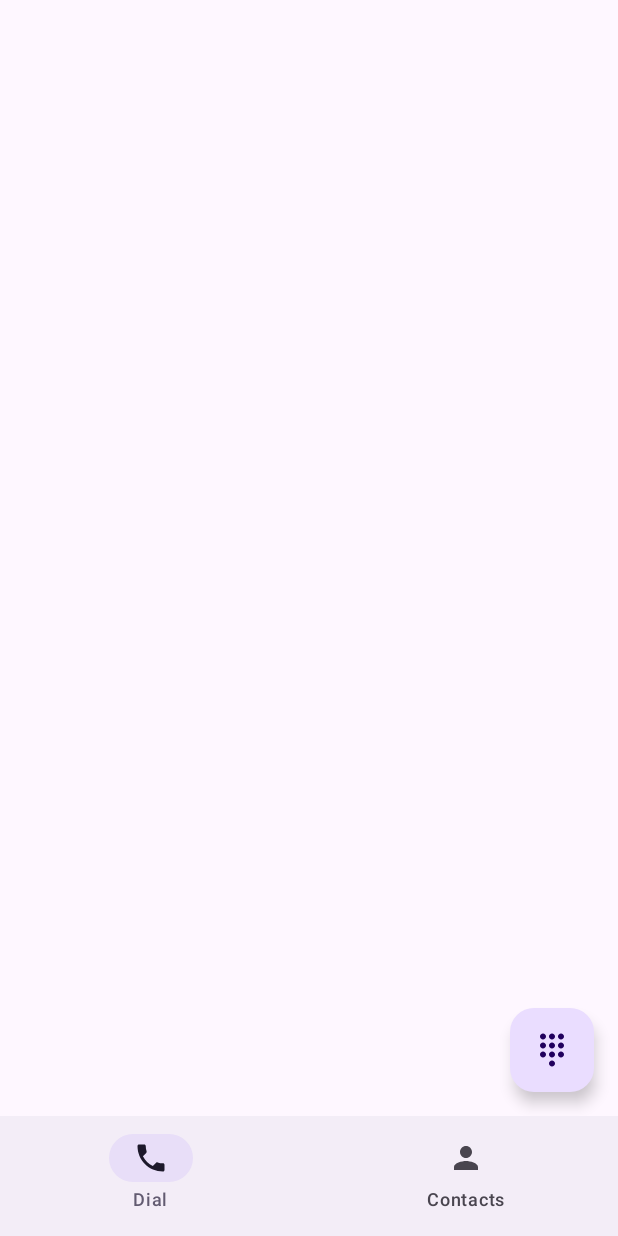
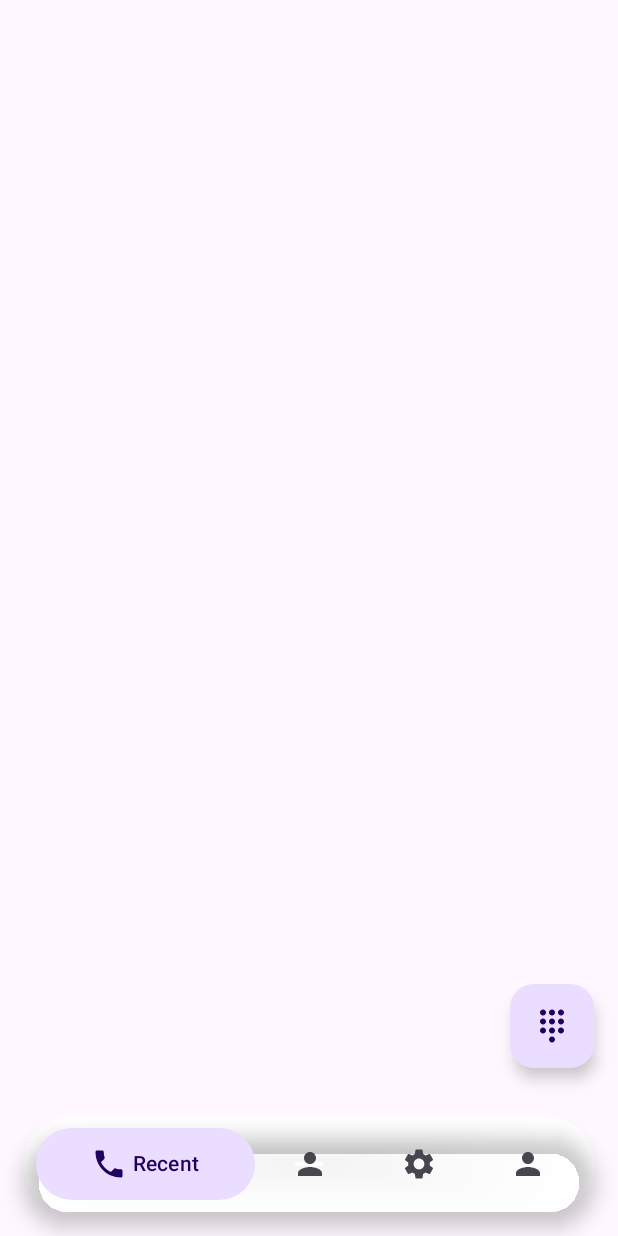
Before and after one commit to aniverse-cloud/Aniverse, an Android app built with Jetpack Compose: the screen it shows after launch (MainActivity), on a phone screen of 412 x 824 dp. Run offline under Robolectric (Android 15) with nearby library versions, the phone set to English and light mode, and no system bars.

```diff
--- a/AnPhone001/app/src/main/java/com/example/dialer/CallDetailScreen.kt
+++ b/AnPhone001/app/src/main/java/com/example/dialer/CallDetailScreen.kt
@@ -78,7 +78,7 @@ fun CallDetailScreen(
             ) {
                 Icon(
                     Icons.Filled.Person,
-                    contentDescription = null,
+                    contentDescription = "Contact avatar",
                     modifier = Modifier.size(60.dp),
                     tint = MaterialTheme.colorScheme.onSurfaceVariant
                 )
--- a/AnPhone001/app/src/main/java/com/example/dialer/ContactsScreen.kt
+++ b/AnPhone001/app/src/main/java/com/example/dialer/ContactsScreen.kt
@@ -20,7 +20,7 @@ data class Contact(val name: String, val number: String)
 
 @OptIn(ExperimentalPermissionsApi::class)
 @Composable
-fun ContactsScreen() {
+fun ContactsScreen(innerPadding: PaddingValues = PaddingValues(0.dp)) {
     val context = LocalContext.current
     val permissionState = rememberPermissionState(Manifest.permission.READ_CONTACTS)
     var contacts by remember { mutableStateOf<List<Contact>>(emptyList()) }
@@ -59,7 +59,8 @@ fun ContactsScreen() {
         return
     }
 
-    LazyColumn(modifier = Modifier.fillMaxSize()) {
+    LazyColumn(
+        contentPadding = innerPadding,modifier = Modifier.fillMaxSize()) {
         items(contacts) { contact ->
             ListItem(
                 headlineContent = { Text(contact.name, fontWeight = FontWeight.Bold) },
--- a/AnPhone001/app/src/main/java/com/example/dialer/DialerScreen.kt
+++ b/AnPhone001/app/src/main/java/com/example/dialer/DialerScreen.kt
@@ -56,7 +56,7 @@ data class CallLogEntry(
 
 @OptIn(ExperimentalPermissionsApi::class)
 @Composable
-fun DialerScreen(navController: NavController? = null) {
+fun DialerScreen(navController: NavController? = null, innerPadding: PaddingValues = PaddingValues(0.dp)) {
     var phoneNumber by remember { mutableStateOf("") }
     var isKeypadVisible by remember { mutableStateOf(false) }
     val context = LocalContext.current
@@ -103,7 +103,7 @@ fun DialerScreen(navController: NavController? = null) {
             }
 
             // Group by number
-            val grouped = fetchedCalls.groupBy { it.number }.map { (num, calls) ->
+            val grouped = fetchedCalls.groupBy { it.number }.map { (_, calls) ->
                 val first = calls.first()
                 val allLogs = calls.flatMap { it.logs }.sortedByDescending { it.dateMillis }
                 first.copy(count = calls.size, logs = allLogs)
@@ -177,7 +177,8 @@ fun DialerScreen(navController: NavController? = null) {
             LazyColumn(
                 modifier = Modifier
                     .fillMaxWidth()
-                    .weight(1f)
+                    .weight(1f),
+                contentPadding = innerPadding
             ) {
                 items(displayList) { item ->
                     ListItem(
@@ -221,7 +222,7 @@ fun DialerScreen(navController: NavController? = null) {
                 Column(
                     modifier = Modifier
                         .fillMaxWidth()
-                        .padding(bottom = 16.dp),
+                        .padding(bottom = innerPadding.calculateBottomPadding() + 16.dp),
                     horizontalAlignment = Alignment.CenterHorizontally
                 ) {
                     val keys = listOf(
@@ -278,7 +279,7 @@ fun DialerScreen(navController: NavController? = null) {
                 onClick = { isKeypadVisible = true },
                 modifier = Modifier
                     .align(Alignment.BottomEnd)
-                    .padding(16.dp),
+                    .padding(bottom = innerPadding.calculateBottomPadding() + 16.dp, end = 16.dp),
                 containerColor = MaterialTheme.colorScheme.primaryContainer
             ) {
                 Icon(Icons.Filled.Dialpad, contentDescription = "Open Keypad")
@@ -289,7 +290,7 @@ fun DialerScreen(navController: NavController? = null) {
                 onClick = { isKeypadVisible = false },
                 modifier = Modifier
                     .align(Alignment.BottomEnd)
-                    .padding(16.dp),
+                    .padding(bottom = innerPadding.calculateBottomPadding() + 16.dp, end = 16.dp),
                 containerColor = MaterialTheme.colorScheme.secondaryContainer
             ) {
                 Icon(Icons.Filled.KeyboardArrowDown, contentDescription = "Hide Keypad")
--- a/AnPhone001/app/src/main/java/com/example/dialer/MainActivity.kt
+++ b/AnPhone001/app/src/main/java/com/example/dialer/MainActivity.kt
@@ -15,10 +15,31 @@ import androidx.compose.material.icons.Icons
 import androidx.compose.material.icons.filled.Call
 import androidx.compose.material.icons.filled.Person
 import androidx.compose.material.icons.filled.Phone
+import androidx.compose.animation.AnimatedVisibility
+import androidx.compose.animation.animateColorAsState
+import androidx.compose.animation.animateContentSize
+import androidx.compose.animation.core.tween
+import androidx.compose.foundation.background
+import androidx.compose.foundation.clickable
+import androidx.compose.foundation.layout.Arrangement
+import androidx.compose.foundation.layout.Box
+import androidx.compose.foundation.layout.Row
+import androidx.compose.foundation.layout.WindowInsets
+import androidx.compose.foundation.layout.fillMaxWidth
+import androidx.compose.foundation.layout.navigationBars
+import androidx.compose.foundation.layout.windowInsetsPadding
+import androidx.compose.foundation.shape.CircleShape
+import androidx.compose.material.icons.filled.Settings
 import androidx.compose.material3.*
 import androidx.compose.runtime.*
+import androidx.compose.animation.core.animateFloatAsState
+import androidx.compose.ui.Alignment
 import androidx.compose.ui.Modifier
+import androidx.compose.ui.draw.blur
+import androidx.compose.ui.draw.clip
+import androidx.compose.ui.graphics.Color
 import androidx.compose.ui.graphics.vector.ImageVector
+import androidx.compose.ui.unit.dp
 import androidx.navigation.NavGraph.Companion.findStartDestination
 import androidx.navigation.NavHostController
 import androidx.navigation.compose.NavHost
@@ -110,8 +131,10 @@ fun DialerAppTheme(content: @Composable () -> Unit) {
 }
 
 sealed class Screen(val route: String, val title: String, val icon: ImageVector) {
-    object Dialer : Screen("dialer", "Dial", Icons.Filled.Phone)
-    object Contacts : Screen("contacts", "Contacts", Icons.Filled.Person)
+    object Dialer : Screen("dialer", "Recent", Icons.Filled.Phone)
+    object Contacts : Screen("contacts", "Contact", Icons.Filled.Person)
+    object Settings : Screen("settings", "Settings", Icons.Filled.Settings)
+    object Profile : Screen("profile", "Profile", Icons.Filled.Person)
     object CallScreen : Screen("call_screen", "Call", Icons.Filled.Phone)
 }
 
@@ -119,22 +142,21 @@ sealed class Screen(val route: String, val title: String, val icon: ImageVector)
 fun DialerApp(navController: NavHostController) {
     val items = listOf(
         Screen.Dialer,
-        Screen.Contacts
+        Screen.Contacts,
+        Screen.Settings,
+        Screen.Profile
     )
     val navBackStackEntry by navController.currentBackStackEntryAsState()
     val currentRoute = navBackStackEntry?.destination?.route
 
     Scaffold(
         bottomBar = {
-            // Hide bottom bar on the CallScreen completely
-            if (currentRoute != Screen.CallScreen.route) {
-                NavigationBar {
-                    items.forEach { screen ->
-                        NavigationBarItem(
-                            icon = { Icon(screen.icon, contentDescription = screen.title) },
-                            label = { Text(screen.title) },
-                            selected = currentRoute == screen.route,
-                            onClick = {
+            // Show bottom bar only on top-level screens
+            if (currentRoute in items.map { it.route }) {
+                FloatingNavigationBar(
+                    items = items,
+                    currentRoute = currentRoute,
+                    onItemClick = { screen ->
                         navController.navigate(screen.route) {
                             popUpTo(navController.graph.findStartDestination().id) {
                                 saveState = true
@@ -146,19 +168,18 @@ fun DialerApp(navController: NavHostController) {
                 )
             }
         }
-            }
-        }
     ) { innerPadding ->
         // On CallScreen, we ignore inner padding to allow full edge-to-edge drawing
-        val modifier = if (currentRoute == Screen.CallScreen.route) {
-            Modifier
-        } else {
-            Modifier.padding(innerPadding)
-        }
+        // We pass the modifier as-is because we are sending innerPadding into screens
+        // rather than padding the entire NavHost (which prevents glassmorphism overlay effects).
+        val modifier = Modifier
 
         NavHost(navController, startDestination = Screen.Dialer.route, modifier) {
-            composable(Screen.Dialer.route) { DialerScreen(navController) }
-            composable(Screen.Contacts.route) { ContactsScreen() }
+            // Pass innerPadding down so bottom lists are not obscured by the floating nav bar
+            composable(Screen.Dialer.route) { DialerScreen(navController = navController, innerPadding = innerPadding) }
+            composable(Screen.Contacts.route) { ContactsScreen(innerPadding = innerPadding) }
+            composable(Screen.Settings.route) { SettingsScreen() }
+            composable(Screen.Profile.route) { ProfileScreen() }
             composable(Screen.CallScreen.route) { CallScreen(navController) }
             composable(
                 route = "call_detail/{number}/{name}"
@@ -173,3 +194,88 @@ fun DialerApp(navController: NavHostController) {
         }
     }
 }
+
+@Composable
+fun FloatingNavigationBar(
+    items: List<Screen>,
+    currentRoute: String?,
+    onItemClick: (Screen) -> Unit
+) {
+    Box(
+        modifier = Modifier
+            .fillMaxWidth()
+            .windowInsetsPadding(WindowInsets.navigationBars)
+            .padding(horizontal = 16.dp, vertical = 16.dp),
+        contentAlignment = Alignment.Center
+    ) {
+        // Implement glassmorphism-like background overlay effect
+        Box(
+            modifier = Modifier.fillMaxWidth(),
+            contentAlignment = Alignment.Center
+        ) {
+            // Background blur layer
+            Box(
+                modifier = Modifier
+                    .matchParentSize()
+                    .clip(CircleShape)
+                    .blur(16.dp)
+                    .background(Color(0xCCFFFFFF)) // Milky white effect
+            )
+            Surface(
+                modifier = Modifier.fillMaxWidth(),
+                shape = CircleShape,
+                shadowElevation = 8.dp,
+                color = Color.Transparent
+            ) {
+                Row(
+                    modifier = Modifier.fillMaxWidth().padding(horizontal = 8.dp, vertical = 8.dp),
+                    horizontalArrangement = Arrangement.SpaceEvenly,
+                    verticalAlignment = Alignment.CenterVertically
+                ) {
+                items.forEach { screen ->
+                    val selected = currentRoute == screen.route
+                    val backgroundColor by animateColorAsState(
+                        targetValue = if (selected) MaterialTheme.colorScheme.primaryContainer else Color.Transparent,
+                        animationSpec = tween(durationMillis = 300)
+                    )
+                    val contentColor by animateColorAsState(
+                        targetValue = if (selected) MaterialTheme.colorScheme.onPrimaryContainer else MaterialTheme.colorScheme.onSurfaceVariant,
+                        animationSpec = tween(durationMillis = 300)
+                    )
+
+                    val itemWeight by animateFloatAsState(
+                        targetValue = if (selected) 2f else 1f,
+                        animationSpec = tween(durationMillis = 300)
+                    )
+
+                    Row(
+                        modifier = Modifier
+                            .weight(itemWeight)
+                            .clip(CircleShape)
+                            .background(backgroundColor)
+                            .clickable { onItemClick(screen) }
+                            .padding(horizontal = 8.dp, vertical = 12.dp),
+                        verticalAlignment = Alignment.CenterVertically,
+                        horizontalArrangement = Arrangement.Center
+                    ) {
+                        Icon(
+                            imageVector = screen.icon,
+                            contentDescription = screen.title,
+                            tint = contentColor
+                        )
+                        if (selected) {
+                            Text(
+                                text = screen.title,
+                                modifier = Modifier.padding(start = 4.dp),
+                                color = contentColor,
+                                style = MaterialTheme.typography.labelLarge,
+                                maxLines = 1
+                            )
+                        }
+                    }
+                }
+            }
+            }
+        }
+    }
+}
--- /dev/null
+++ b/AnPhone001/app/src/main/java/com/example/dialer/ProfileScreen.kt
@@ -0,0 +1,15 @@
+package com.example.dialer
+
+import androidx.compose.foundation.layout.Box
+import androidx.compose.foundation.layout.fillMaxSize
+import androidx.compose.material3.Text
+import androidx.compose.runtime.Composable
+import androidx.compose.ui.Alignment
+import androidx.compose.ui.Modifier
+
+@Composable
+fun ProfileScreen() {
+    Box(modifier = Modifier.fillMaxSize(), contentAlignment = Alignment.Center) {
+        Text("Profile Screen")
+    }
+}
--- /dev/null
+++ b/AnPhone001/app/src/main/java/com/example/dialer/SettingsScreen.kt
@@ -0,0 +1,15 @@
+package com.example.dialer
+
+import androidx.compose.foundation.layout.Box
+import androidx.compose.foundation.layout.fillMaxSize
+import androidx.compose.material3.Text
+import androidx.compose.runtime.Composable
+import androidx.compose.ui.Alignment
+import androidx.compose.ui.Modifier
+
+@Composable
+fun SettingsScreen() {
+    Box(modifier = Modifier.fillMaxSize(), contentAlignment = Alignment.Center) {
+        Text("Settings Screen")
+    }
+}
```
Also changed, not shown: 4 other files. Lines whose indentation alone changed are shown as unchanged.
